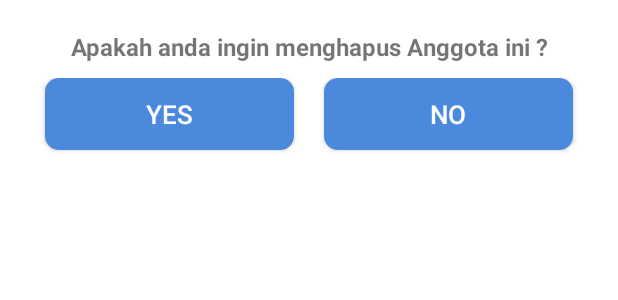
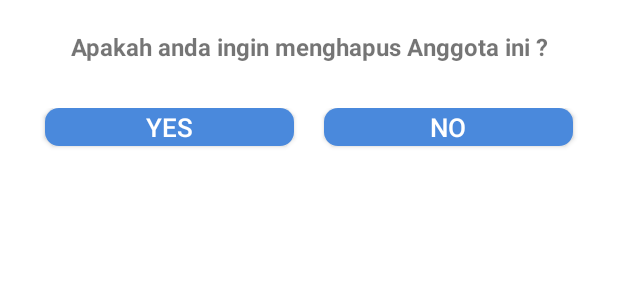
Before and after one commit to qprocompany/EzMedicPasien, an Android app: the layout activity_pop_tinggal.xml on its own in the app's theme, with its tools: preview values and no code run, on a phone screen of 412 x 824 dp. Shown: the top 300 px of the screen. Run offline under Robolectric (Android 15) with nearby library versions, the light colour scheme and no system bars.

Commit message:
update = popnama,menuhistory,popnama

```diff
--- a/app/src/main/res/layout/activity_pop_nama.xml
+++ b/app/src/main/res/layout/activity_pop_nama.xml
@@ -196,7 +196,7 @@
             android:orientation="vertical"
             android:layout_marginLeft="10dp"
             android:layout_marginRight="10dp"
-            android:layout_marginBottom="5dp">
+            android:layout_marginBottom="20dp">
 
             <TextView
                 android:id="@+id/textView11"
--- a/app/src/main/res/layout/activity_pop_tinggal.xml
+++ b/app/src/main/res/layout/activity_pop_tinggal.xml
@@ -22,7 +22,7 @@
             android:textAlignment="center"
             android:textSize="16dp"
             android:textStyle="bold"
-            android:layout_marginBottom="10dp"/>
+            android:layout_marginBottom="30dp"/>
 
         <LinearLayout
             android:layout_width="match_parent"
@@ -31,8 +31,8 @@
 
             <Button
                 android:id="@+id/buttonYes"
-                android:layout_width="wrap_content"
-                android:layout_height="wrap_content"
+                android:layout_width="25dp"
+                android:layout_height="25dp"
                 android:layout_gravity="center_horizontal"
                 android:layout_margin="10dp"
                 android:layout_weight="1"
@@ -43,8 +43,8 @@
 
             <Button
                 android:id="@+id/buttonNo"
-                android:layout_width="wrap_content"
-                android:layout_height="wrap_content"
+                android:layout_width="25dp"
+                android:layout_height="25dp"
                 android:layout_gravity="center_horizontal"
                 android:layout_margin="10dp"
                 android:layout_weight="1"
```
Also changed, not shown: app/src/main/res/layout/activity_menu_history.xml (+40 -21 lines).
